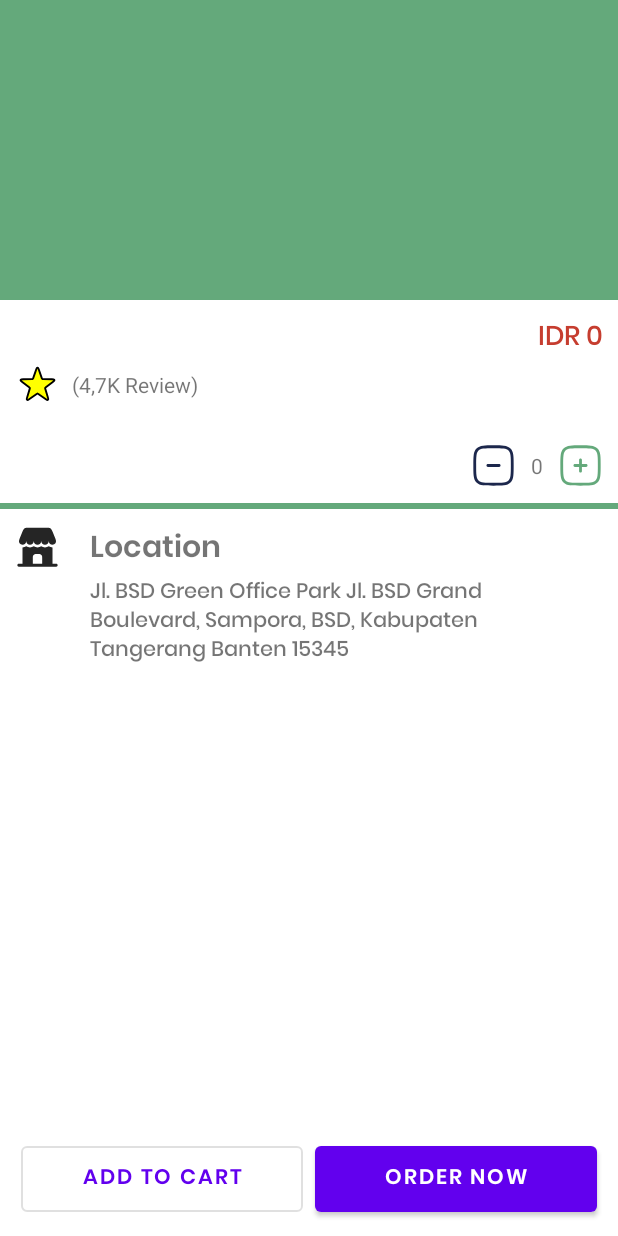
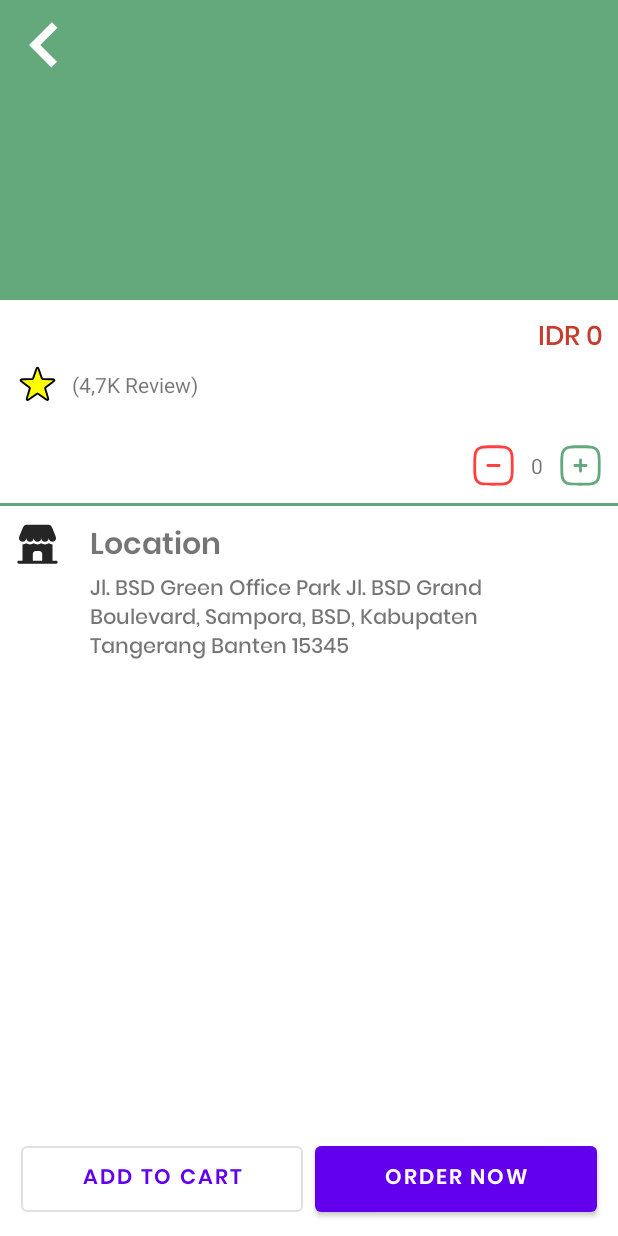
Before and after one commit to ryhanhxx/FlavourFairApp, an Android app: the DetailProductActivity screen opened directly, with no data from a screen before it, on a phone screen of 412 x 824 dp. Run offline under Robolectric (Android 15) with nearby library versions, the phone set to English and light mode, and no system bars; pictures from the network do not load.

Commit message:
add feature

```diff
--- a/app/src/main/java/com/ch/flavourfair/presentation/detail/DetailProductActivity.kt
+++ b/app/src/main/java/com/ch/flavourfair/presentation/detail/DetailProductActivity.kt
@@ -32,6 +32,9 @@ class DetailProductActivity : AppCompatActivity() {
     }
 
     private fun setOnClickQuantity() {
+        binding.ivBtnBack.setOnClickListener {
+            onBackPressed()
+        }
         binding.ivBtnadd.setOnClickListener {
             viewModel.add()
         }
--- /dev/null
+++ b/app/src/main/res/drawable/img_back.xml
@@ -0,0 +1,10 @@
+<vector xmlns:android="http://schemas.android.com/apk/res/android"
+    android:width="800dp"
+    android:height="800dp"
+    android:viewportWidth="42"
+    android:viewportHeight="42">
+  <path
+      android:pathData="M27.066,1l-20.066,20.068l19.568,19.569l4.934,-4.933l-14.637,-14.636l15.135,-15.135z"
+      android:fillColor="@color/white"
+      android:fillType="evenOdd"/>
+</vector>
--- a/app/src/main/res/drawable/img_btn_remove.xml
+++ b/app/src/main/res/drawable/img_btn_remove.xml
@@ -5,9 +5,9 @@
     android:viewportHeight="24">
   <path
       android:pathData="M15,12.75C15.414,12.75 15.75,12.414 15.75,12C15.75,11.586 15.414,11.25 15,11.25H9C8.586,11.25 8.25,11.586 8.25,12C8.25,12.414 8.586,12.75 9,12.75H15Z"
-      android:fillColor="#1C274C"/>
+      android:fillColor="@color/trashColor"/>
   <path
       android:pathData="M12.057,1.25H11.943C9.634,1.25 7.825,1.25 6.414,1.44C4.969,1.634 3.829,2.039 2.934,2.934C2.039,3.829 1.634,4.969 1.44,6.414C1.25,7.825 1.25,9.634 1.25,11.943V12.057C1.25,14.366 1.25,16.175 1.44,17.586C1.634,19.031 2.039,20.171 2.934,21.066C3.829,21.961 4.969,22.366 6.414,22.56C7.825,22.75 9.634,22.75 11.943,22.75H12.057C14.366,22.75 16.175,22.75 17.586,22.56C19.031,22.366 20.171,21.961 21.066,21.066C21.961,20.171 22.366,19.031 22.56,17.586C22.75,16.175 22.75,14.366 22.75,12.057V11.943C22.75,9.634 22.75,7.825 22.56,6.414C22.366,4.969 21.961,3.829 21.066,2.934C20.171,2.039 19.031,1.634 17.586,1.44C16.175,1.25 14.366,1.25 12.057,1.25ZM3.995,3.995C4.564,3.425 5.335,3.098 6.614,2.926C7.914,2.752 9.622,2.75 12,2.75C14.378,2.75 16.086,2.752 17.386,2.926C18.665,3.098 19.435,3.425 20.005,3.995C20.575,4.564 20.902,5.335 21.074,6.614C21.248,7.914 21.25,9.622 21.25,12C21.25,14.378 21.248,16.086 21.074,17.386C20.902,18.665 20.575,19.435 20.005,20.005C19.435,20.575 18.665,20.902 17.386,21.074C16.086,21.248 14.378,21.25 12,21.25C9.622,21.25 7.914,21.248 6.614,21.074C5.335,20.902 4.564,20.575 3.995,20.005C3.425,19.435 3.098,18.665 2.926,17.386C2.752,16.086 2.75,14.378 2.75,12C2.75,9.622 2.752,7.914 2.926,6.614C3.098,5.335 3.425,4.564 3.995,3.995Z"
-      android:fillColor="#1C274C"
+      android:fillColor="@color/trashColor"
       android:fillType="evenOdd"/>
 </vector>
--- a/app/src/main/res/layout/activity_detail_product.xml
+++ b/app/src/main/res/layout/activity_detail_product.xml
@@ -14,6 +14,16 @@
         android:scaleType="centerCrop"
         app:layout_constraintTop_toTopOf="parent"
         tools:src="@tools:sample/avatars" />
+
+    <ImageView
+        android:id="@+id/iv_btn_back"
+        android:layout_width="40dp"
+        android:layout_height="40dp"
+        android:layout_margin="10dp"
+        android:padding="4dp"
+        android:src="@drawable/img_back"
+        app:layout_constraintStart_toStartOf="parent"
+        app:layout_constraintTop_toTopOf="parent" />
 
     <androidx.constraintlayout.widget.ConstraintLayout
         android:id="@+id/cl_foodtitle"
@@ -89,7 +99,7 @@
                 android:src="@drawable/img_btn_remove"
                 app:layout_constraintEnd_toStartOf="@id/tv_quantity"
                 app:layout_constraintStart_toStartOf="parent"
-                app:layout_constraintTop_toTopOf="parent"/>
+                app:layout_constraintTop_toTopOf="parent" />
 
             <TextView
                 android:id="@+id/tv_quantity"
@@ -118,7 +128,7 @@
         android:id="@+id/cl_order"
         android:layout_width="match_parent"
         android:layout_height="0dp"
-        android:layout_marginTop="4dp"
+        android:layout_marginTop="2dp"
         android:background="@color/white"
         android:padding="10dp"
         app:layout_constraintBottom_toBottomOf="parent"
@@ -168,16 +178,16 @@
 
             <Button
                 android:id="@+id/btn_addtocart"
+                style="@style/Widget.MaterialComponents.Button.OutlinedButton"
                 android:layout_width="0dp"
                 android:layout_height="wrap_content"
                 android:layout_marginHorizontal="4dp"
+                android:fontFamily="@font/poppins_semibold"
                 android:padding="10dp"
-                android:fontFamily="@font/poppins_semibold"
                 android:text="@string/btn_addcart"
                 app:layout_constraintEnd_toStartOf="@id/btn_buynow"
                 app:layout_constraintStart_toStartOf="parent"
-                app:layout_constraintTop_toTopOf="parent"
-                style="@style/Widget.MaterialComponents.Button.OutlinedButton"/>
+                app:layout_constraintTop_toTopOf="parent" />
 
             <Button
                 android:id="@+id/btn_buynow"
@@ -189,7 +199,7 @@
                 android:text="@string/btn_order"
                 app:layout_constraintEnd_toEndOf="parent"
                 app:layout_constraintStart_toEndOf="@id/btn_addtocart"
-                app:layout_constraintTop_toTopOf="parent"/>
+                app:layout_constraintTop_toTopOf="parent" />
 
         </androidx.constraintlayout.widget.ConstraintLayout>
 
```
